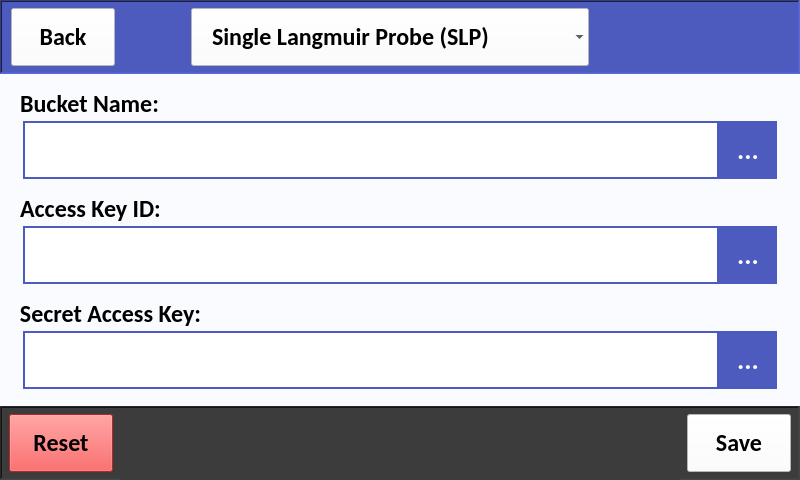
First picture: the form in src/user_interface/graphic_user_interface/user_settings.ui, repository CFigueroa90894/plasmetry, before the edit.
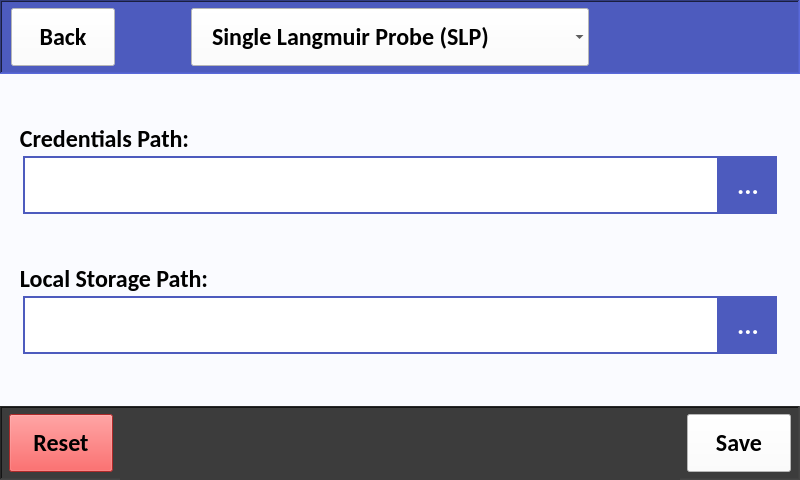
Second picture: the form after the edit. The open tabs and pages were chosen to show the change.

Commit message: keyboard eliminated, file dialog aggregated

```diff
--- a/src/user_interface/graphic_user_interface/user_settings.ui
+++ b/src/user_interface/graphic_user_interface/user_settings.ui
@@ -468,7 +468,7 @@
            <string notr="true"/>
           </property>
           <property name="title">
-           <string>Bucket Name:</string>
+           <string>Credentials Path:</string>
           </property>
           <property name="alignment">
            <set>Qt::AlignLeading|Qt::AlignLeft|Qt::AlignVCenter</set>
@@ -578,7 +578,7 @@
            <string notr="true"/>
           </property>
           <property name="title">
-           <string>Access Key ID:</string>
+           <string>Local Storage Path:</string>
           </property>
           <property name="alignment">
            <set>Qt::AlignLeading|Qt::AlignLeft|Qt::AlignVCenter</set>
@@ -631,117 +631,7 @@
             </widget>
            </item>
            <item>
-            <widget class="QToolButton" name="access_key_id_btn">
-             <property name="minimumSize">
-              <size>
-               <width>58</width>
-               <height>58</height>
-              </size>
-             </property>
-             <property name="maximumSize">
-              <size>
-               <width>16777215</width>
-               <height>58</height>
-              </size>
-             </property>
-             <property name="font">
-              <font>
-               <pointsize>20</pointsize>
-               <weight>75</weight>
-               <bold>true</bold>
-              </font>
-             </property>
-             <property name="focusPolicy">
-              <enum>Qt::NoFocus</enum>
-             </property>
-             <property name="text">
-              <string>...</string>
-             </property>
-            </widget>
-           </item>
-          </layout>
-         </widget>
-        </item>
-        <item>
-         <widget class="QGroupBox" name="data_upload_attribute_gb_3">
-          <property name="minimumSize">
-           <size>
-            <width>0</width>
-            <height>92</height>
-           </size>
-          </property>
-          <property name="maximumSize">
-           <size>
-            <width>16777215</width>
-            <height>92</height>
-           </size>
-          </property>
-          <property name="font">
-           <font>
-            <family>Calibri</family>
-            <pointsize>18</pointsize>
-            <weight>75</weight>
-            <bold>true</bold>
-           </font>
-          </property>
-          <property name="styleSheet">
-           <string notr="true"/>
-          </property>
-          <property name="title">
-           <string>Secret Access Key:</string>
-          </property>
-          <property name="alignment">
-           <set>Qt::AlignLeading|Qt::AlignLeft|Qt::AlignVCenter</set>
-          </property>
-          <layout class="QHBoxLayout" name="horizontalLayout_11">
-           <property name="spacing">
-            <number>0</number>
-           </property>
-           <property name="leftMargin">
-            <number>10</number>
-           </property>
-           <property name="topMargin">
-            <number>0</number>
-           </property>
-           <property name="rightMargin">
-            <number>10</number>
-           </property>
-           <property name="bottomMargin">
-            <number>0</number>
-           </property>
-           <item>
-            <widget class="QLineEdit" name="secret_access_key_output">
-             <property name="minimumSize">
-              <size>
-               <width>350</width>
-               <height>58</height>
-              </size>
-             </property>
-             <property name="maximumSize">
-              <size>
-               <width>1000</width>
-               <height>58</height>
-              </size>
-             </property>
-             <property name="font">
-              <font>
-               <family>Calibri</family>
-               <pointsize>20</pointsize>
-               <weight>75</weight>
-               <bold>true</bold>
-              </font>
-             </property>
-             <property name="styleSheet">
-              <string notr="true">background-color: #FFFFFF;
-</string>
-             </property>
-             <property name="readOnly">
-              <bool>true</bool>
-             </property>
-            </widget>
-           </item>
-           <item>
-            <widget class="QToolButton" name="secret_access_key_btn">
+            <widget class="QToolButton" name="local_path_btn">
              <property name="minimumSize">
               <size>
                <width>58</width>
```
Left out of the diff: 20 changed lines with no effect on the pictures. The commit also changes 5 other files.
